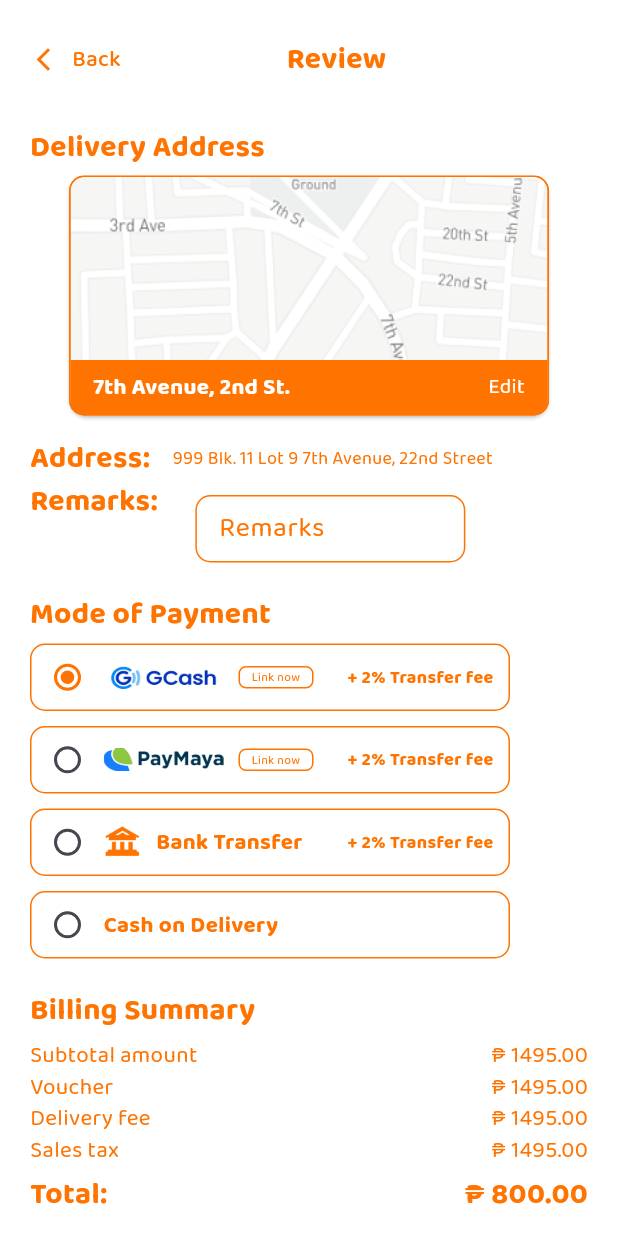
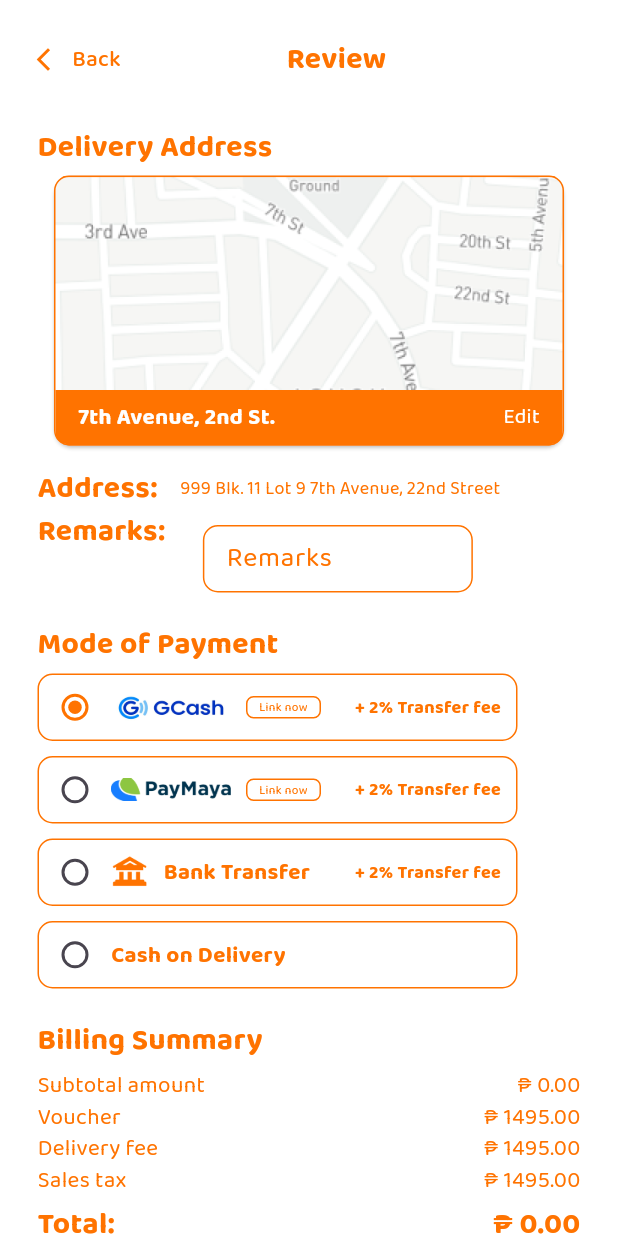
Before and after one commit to lansoyyy/zippy, a Flutter app: the ReviewPage screen opened directly with empty values, on a phone screen of 412 x 824 dp. Run offline on Flutter 3.47's test engine with Material 3 defaults, Android fonts, the phone set to English and light mode, and no system bars; our stand-ins replace cloud_firestore, firebase_core, fluttertoast, google_maps_flutter; accounts and stored records are empty.

Commit message:
fixed: Billing Summary excluding fee, voucher, and tax

```diff
--- a/lib/screens/pages/order/review_page.dart
+++ b/lib/screens/pages/order/review_page.dart
@@ -22,7 +22,17 @@ class ReviewPage extends StatefulWidget {
 
 class _ReviewPageState extends State<ReviewPage> {
   final remarks = TextEditingController();
-  late Map<String, Map<String, dynamic>> itemCounts;
+  // late Map<String, Map<String, dynamic>> itemCounts;
+  Map<String, dynamic> itemCounts = {};
+
+  double totalPrice = 0;
+
+  void calculateTotalPrice() {
+    setState(() {
+      totalPrice = itemCounts.entries.fold(
+          0, (sum, entry) => sum + entry.value['price'] * entry.value['count']);
+    });
+  }
 
   @override
   void initState() {
@@ -36,6 +46,7 @@ class _ReviewPageState extends State<ReviewPage> {
         itemCounts[item['name']] = {'price': price, 'count': 1};
       }
     }
+    calculateTotalPrice();
   }
 
   void addItem(String name) {
@@ -44,6 +55,7 @@ class _ReviewPageState extends State<ReviewPage> {
       widget.selectedItems
           .add({'name': name, 'price': itemCounts[name]!['price']});
       widget.onUpdateCart(widget.selectedItems); // Notify ShopPage
+      calculateTotalPrice();
     });
   }
 
@@ -63,6 +75,7 @@ class _ReviewPageState extends State<ReviewPage> {
         }
         widget.onUpdateCart(widget.selectedItems);
       }
+      calculateTotalPrice();
     });
   }
 
@@ -212,7 +225,7 @@ class _ReviewPageState extends State<ReviewPage> {
               height: 10,
             ),
             Padding(
-              padding: const EdgeInsets.only(left: 20, right: 20),
+              padding: const EdgeInsets.fromLTRB(25, 0, 25, 0),
               child: Column(
                 crossAxisAlignment: CrossAxisAlignment.start,
                 children: [
@@ -225,8 +238,8 @@ class _ReviewPageState extends State<ReviewPage> {
                   Center(
                     child: Card(
                       child: Container(
-                        width: 320,
-                        height: 160,
+                        width: 340,
+                        height: 180,
                         decoration: BoxDecoration(
                           color: Colors.white,
                           border: Border.all(color: secondary),
@@ -495,7 +508,7 @@ class _ReviewPageState extends State<ReviewPage> {
                         color: secondary,
                       ),
                       TextWidget(
-                        text: '₱ 1495.00',
+                        text: '₱ ${totalPrice.toStringAsFixed(2)}',
                         fontSize: 15,
                         fontFamily: 'Regular',
                         color: secondary,
@@ -566,7 +579,7 @@ class _ReviewPageState extends State<ReviewPage> {
                         color: secondary,
                       ),
                       TextWidget(
-                        text: '₱ 800.00',
+                        text: '₱ ${totalPrice.toStringAsFixed(2)}',
                         fontSize: 20,
                         fontFamily: 'Bold',
                         color: secondary,
--- a/lib/screens/pages/shop_page.dart
+++ b/lib/screens/pages/shop_page.dart
@@ -84,6 +84,7 @@ class _ShopPageState extends State<ShopPage> {
       return const Center(
         child: CircularProgressIndicator(
           color: secondary,
+          backgroundColor: Colors.transparent,
         ),
       );
     }
@@ -92,6 +93,7 @@ class _ShopPageState extends State<ShopPage> {
       return const Center(
         child: CircularProgressIndicator(
           color: secondary,
+          backgroundColor: Colors.transparent,
         ),
       );
     }
```
Also changed, not shown: 1 other file.
